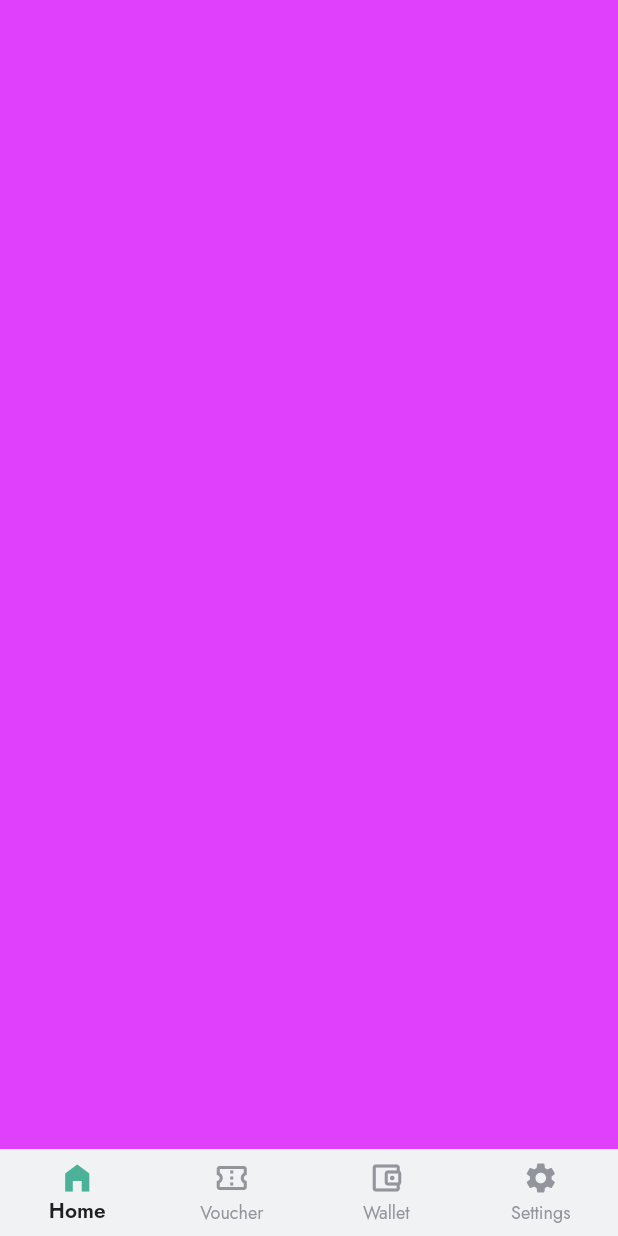
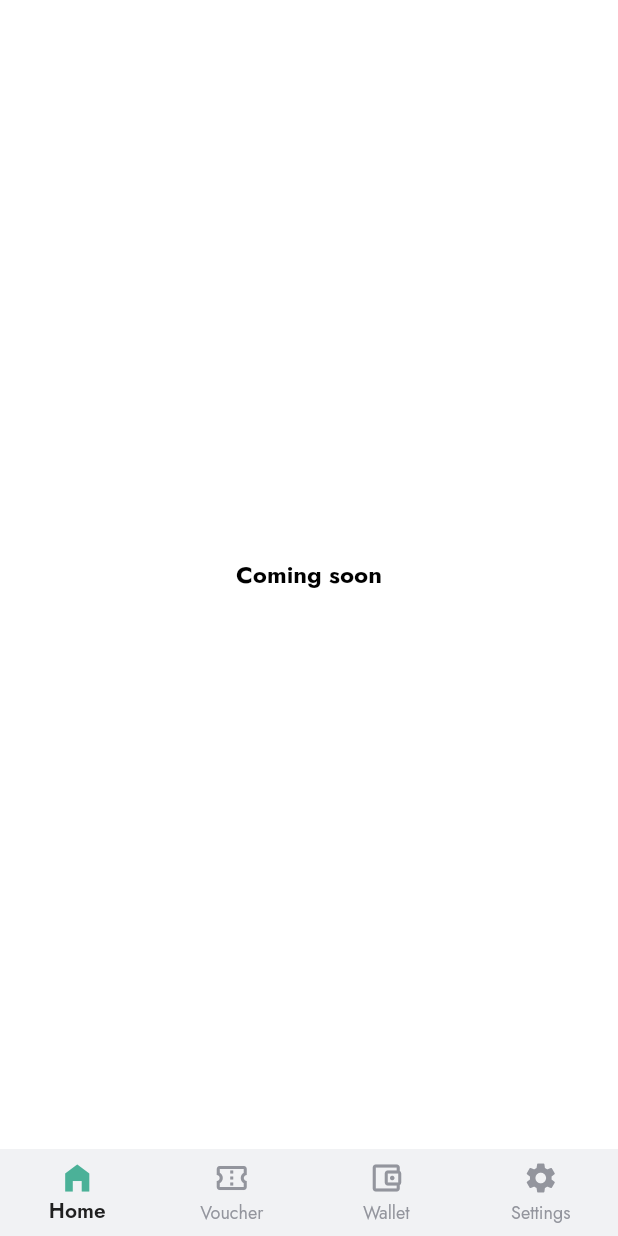
Before and after one commit to unknownaloy/moniepoint_task, a Flutter app: the screen it shows after launch, swiped to page 2, on a phone screen of 412 x 824 dp. Run offline on Flutter 3.47's test engine with Material 2 defaults, Android fonts, the phone set to English and light mode, and no system bars; our stand-ins replace google_fonts.

Commit message:
Added coming soon screen for unimplemented views. UI fixes

```diff
--- a/lib/presentation/home/components/checkout_button.dart
+++ b/lib/presentation/home/components/checkout_button.dart
@@ -45,7 +45,7 @@ class CheckoutButton extends StatelessWidget {
                   flex: 2,
                   child: Container(
                     padding:
-                    const EdgeInsets.symmetric(vertical: 12),
+                    const EdgeInsets.symmetric(vertical: 14),
                     alignment: Alignment.center,
                     decoration: const BoxDecoration(
                       color: Color(0xff4BB198),
@@ -78,7 +78,7 @@ class CheckoutButton extends StatelessWidget {
                   flex: 4,
                   child: Container(
                     padding:
-                    const EdgeInsets.symmetric(vertical: 16),
+                    const EdgeInsets.symmetric(vertical: 14),
                     alignment: Alignment.center,
                     decoration: const BoxDecoration(
                       color: Color(0xff2B2D41),
--- /dev/null
+++ b/lib/presentation/home/screens/coming_soon.dart
@@ -0,0 +1,14 @@
+import 'package:flutter/material.dart';
+
+class ComingSoon extends StatelessWidget {
+  const ComingSoon({Key? key}) : super(key: key);
+
+  @override
+  Widget build(BuildContext context) {
+    return Scaffold(
+      body: Center(
+        child: Text("Coming soon"),
+      ),
+    );
+  }
+}
--- a/lib/presentation/market_place_home.dart
+++ b/lib/presentation/market_place_home.dart
@@ -1,4 +1,5 @@
 import 'package:flutter/material.dart';
+import 'package:market_place_app/presentation/home/screens/coming_soon.dart';
 import 'package:market_place_app/presentation/home/screens/home_screen.dart';
 
 class MarketPlaceHome extends StatefulWidget {
@@ -15,9 +16,9 @@ class _MarketPlaceHomeState extends State<MarketPlaceHome> {
 
   final List<Widget> _widgetOptions = [
     const HomeScreen(),
-    Container(color: Colors.purpleAccent,),
-    Container(color: Colors.blueAccent,),
-    Container(color: Colors.brown,),
+    const ComingSoon(),
+    const ComingSoon(),
+    const ComingSoon(),
   ];
 
   void _handlePageTap(int index) {
```
Also changed, not shown: lib/presentation/home/components/carousel_widget.dart (+10 -8 lines).
